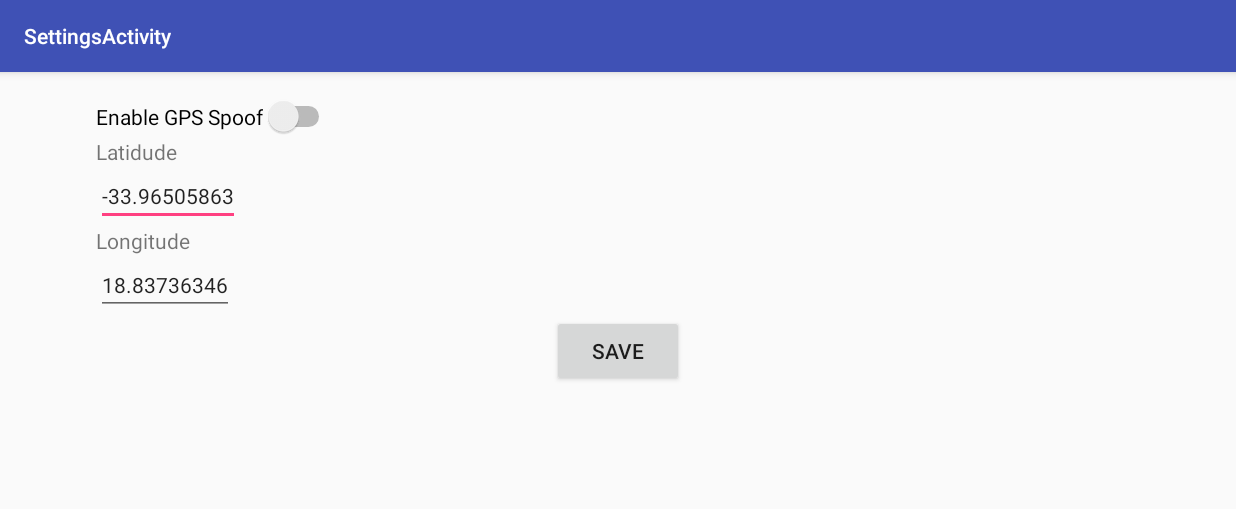
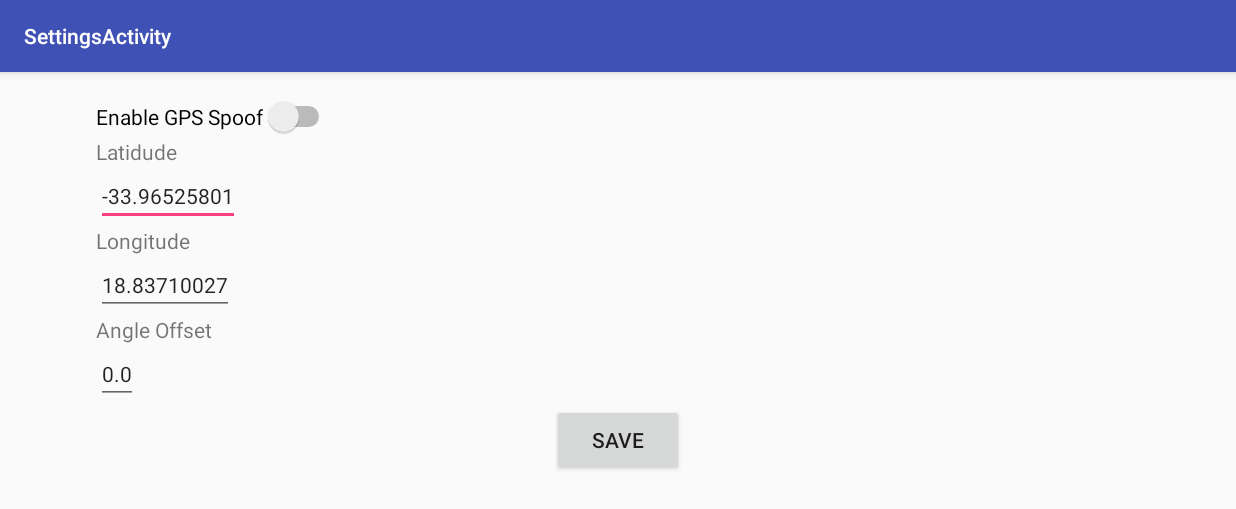
Before and after one commit to IMQS/augmented, an Android app: the screen it shows after launch (SettingsActivity), in the options menu, after a tap on "Settings", on a phone screen of 824 x 412 dp (held sideways). Shown: the top 509 px of the screen. Run offline under Robolectric (Android 15) with nearby library versions, the phone set to English and light mode, and no system bars.

Commit message:
Added angle to settings.

```diff
--- a/SensorPipes/app/src/main/java/com/example/erik/SensorPipes/ARActivity.java
+++ b/SensorPipes/app/src/main/java/com/example/erik/SensorPipes/ARActivity.java
@@ -34,6 +34,8 @@ public class ARActivity extends Activity {
 		getWindow().setFlags(WindowManager.LayoutParams.FLAG_FULLSCREEN,
 				WindowManager.LayoutParams.FLAG_FULLSCREEN);
 
+		SharedPreferences prefs = getSharedPreferences(pref_db, Context.MODE_PRIVATE);
+
 		// Set up the OrientationProvider
 		sensorManager = (SensorManager) getSystemService(SENSOR_SERVICE);
 		OrientationProvider orient = new ImprovedOrientationSensor1Provider(sensorManager);
@@ -44,6 +46,7 @@ public class ARActivity extends Activity {
 		view.setEGLConfigChooser(8, 8, 8, 8, 16, 0);
 		view.getHolder().setFormat(PixelFormat.TRANSLUCENT);
 		renderer = new OpenGLRenderer();
+		renderer.setSharedPreferences(prefs);
 		renderer.setOrientationProvider(orient);
 		view.setRenderer(renderer);
 //		setContentView(view);
@@ -53,9 +56,7 @@ public class ARActivity extends Activity {
 		Intent intent = getIntent();
 		String data = intent.getStringExtra("DATA");
 
-		SharedPreferences prefs = getSharedPreferences(pref_db, Context.MODE_PRIVATE);
 		double lat, lng;
-
 		lat = Double.parseDouble(prefs.getString("latitude", "-33.96525801"));
 		lng = Double.parseDouble(prefs.getString("longitude", "18.83710027"));
 
--- a/SensorPipes/app/src/main/java/com/example/erik/SensorPipes/OpenGLRenderer.java
+++ b/SensorPipes/app/src/main/java/com/example/erik/SensorPipes/OpenGLRenderer.java
@@ -4,6 +4,8 @@ package com.example.erik.SensorPipes;
  * Created by erik on 2016/01/07.
  */
 
+import android.content.Context;
+import android.content.SharedPreferences;
 import android.opengl.GLSurfaceView;
 import javax.microedition.khronos.egl.EGLConfig;
 import javax.microedition.khronos.opengles.GL10;
@@ -24,6 +26,8 @@ import java.nio.ByteOrder;
 
 public class OpenGLRenderer implements GLSurfaceView.Renderer {
 
+	private SharedPreferences prefs;
+
 	public final int RENDER_MODE_NORMAL = 0;
 	public final int RENDER_MODE_PICKING = 1;
 
@@ -40,7 +44,7 @@ public class OpenGLRenderer implements GLSurfaceView.Renderer {
     SmoothColoredSquare smoothSquare = new SmoothColoredSquare();
 
     Plane plane;
-	  float angle = 0;
+	float angle = 0;
     Group g = new Group();
 
     public OpenGLRenderer() {
@@ -83,7 +87,8 @@ public class OpenGLRenderer implements GLSurfaceView.Renderer {
 //		    gl.glRotatef((float) (2.0f * Math.acos(q.getW()) * 180.0f / Math.PI), q.getX(), q.getY(), q.getZ());
 
 		// For landscape mode, we need to swap the X and Y axes, and invert the new X axis.
-		gl.glRotatef((float) (2.0f * Math.acos(q.getW()) * 180.0f / Math.PI), -1 * q.getY(), q.getX(), q.getZ());
+		float angle_offset = Float.parseFloat(prefs.getString("angle_offset", "0.0"));
+		gl.glRotatef((float) (2.0f * Math.acos(q.getW()) * 180.0f / Math.PI) + angle_offset, -1 * q.getY(), q.getX(), q.getZ());
 
 		//move the camera up a bit
 		gl.glTranslatef(0, 0, -3);
@@ -112,7 +117,7 @@ public class OpenGLRenderer implements GLSurfaceView.Renderer {
 			touch_dirty = false;
 			gl.glClear(GL10.GL_COLOR_BUFFER_BIT | GL10.GL_DEPTH_BUFFER_BIT);
 			gl.glLoadIdentity();
-			gl.glRotatef((float) (2.0f * Math.acos(q.getW()) * 180.0f / Math.PI), -1 * q.getY(), q.getX(), q.getZ());
+			gl.glRotatef((float) (2.0f * Math.acos(q.getW()) * 180.0f / Math.PI) + angle_offset, -1 * q.getY(), q.getX(), q.getZ());
 			gl.glTranslatef(0, 0, -3);
 		}
         g.draw_higlighted(gl, last_picked_id);
@@ -168,4 +173,8 @@ public class OpenGLRenderer implements GLSurfaceView.Renderer {
 
 		return 0; //XXX
 	}
+
+	public void setSharedPreferences(SharedPreferences prefs) {
+		this.prefs = prefs;
+	}
 }
--- a/SensorPipes/app/src/main/java/com/example/erik/SensorPipes/SettingsActivity.java
+++ b/SensorPipes/app/src/main/java/com/example/erik/SensorPipes/SettingsActivity.java
@@ -25,10 +25,11 @@ public class SettingsActivity extends AppCompatActivity {
 		Toolbar toolbar = (Toolbar) findViewById(R.id.toolbar);
 		setSupportActionBar(toolbar);
 
+		load_defaults();
+
 		Button save = (Button) findViewById(R.id.save);
 		save.setOnClickListener(new View.OnClickListener() {
 			public void onClick(View view) {
-//				Button login = (Button) findViewById(R.id.login_button);
 				SharedPreferences prefs = getSharedPreferences(pref_db, Context.MODE_PRIVATE);
 				Switch spoof = (Switch) findViewById(R.id.gps_spoof);
 
@@ -39,14 +40,33 @@ public class SettingsActivity extends AppCompatActivity {
 					prefs.edit().putString("latitude", latitude.getText().toString()).commit();
 					prefs.edit().putString("longitude", longitude.getText().toString()).commit();
 					prefs.edit().putBoolean("spoof_gps", true).commit();
-//					login.setEnabled(true);
 				} else {
 					prefs.edit().putBoolean("spoof_gps", false).commit();
-//					login.setEnabled(false);
 				}
+
+				EditText angle_offset = (EditText) findViewById(R.id.angle_offset);
+				prefs.edit().putString("angle_offset", angle_offset.getText().toString()).commit();
+
 				finish();
 			}
 		});
 
 	}
+
+	private void load_defaults() {
+		SharedPreferences prefs = getSharedPreferences(pref_db, Context.MODE_PRIVATE);
+
+		Switch spoof_gps = (Switch) findViewById(R.id.gps_spoof);
+		spoof_gps.setChecked(prefs.getBoolean("spoof_gps", false));
+
+		EditText latitude = (EditText) findViewById(R.id.latitude);
+		latitude.setText(prefs.getString("latitude", "-33.96525801"));
+
+		EditText longitude = (EditText) findViewById(R.id.longitude);
+		longitude.setText(prefs.getString("longitude", "18.83710027"));
+
+		EditText angle_offset = (EditText) findViewById(R.id.angle_offset);
+		angle_offset.setText(prefs.getString("angle_offset", "0.0"));
+
+	}
 }
--- a/SensorPipes/app/src/main/res/layout/content_settings.xml
+++ b/SensorPipes/app/src/main/res/layout/content_settings.xml
@@ -53,6 +53,19 @@
             android:text="18.83736346"
             android:id="@+id/longitude" />
 
+        <TextView
+            android:layout_width="wrap_content"
+            android:layout_height="wrap_content"
+            android:text="Angle Offset"
+            android:id="@+id/textView5"/>
+
+        <EditText
+            android:layout_width="wrap_content"
+            android:layout_height="wrap_content"
+            android:textAppearance="?android:attr/textAppearanceSmall"
+            android:text="0.0"
+            android:id="@+id/angle_offset" />
+
         <Button
             android:layout_width="wrap_content"
             android:layout_height="wrap_content"
```
Also changed, not shown: SensorPipes/app/src/main/res/layout/content_login.xml (+0 -7 lines).
